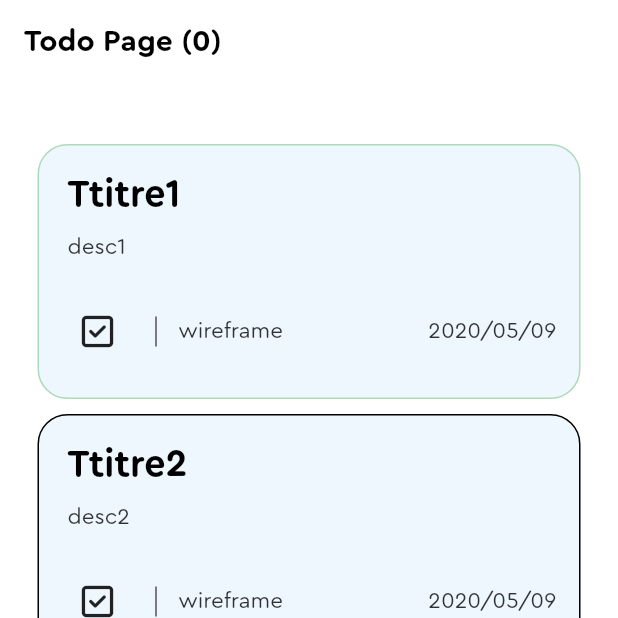
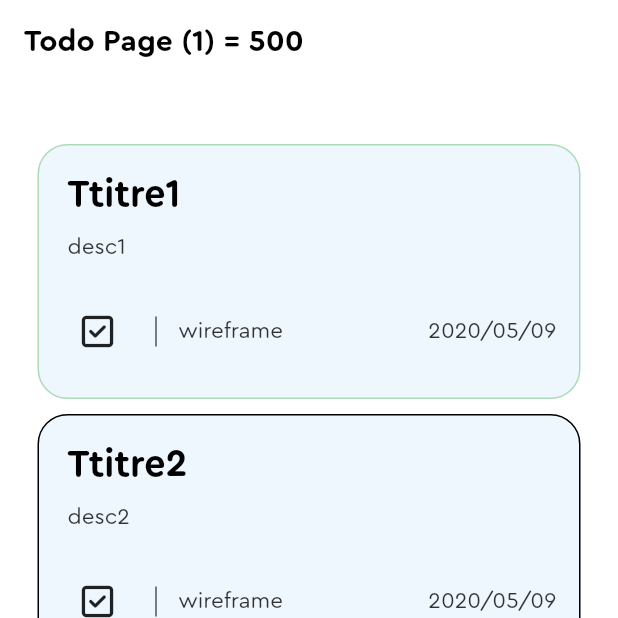
Before and after one commit to hverby/todoDesign, a Flutter app: the screen it shows after launch, after a tap on "Ttitre1", on a phone screen of 412 x 824 dp, the top half of it. Run offline on Flutter 3.47's test engine with Material 2 defaults, Android fonts, the phone set to English and light mode, and no system bars; our stand-ins replace font_awesome_flutter.

Commit message:
select multiple and count price

```diff
--- a/lib/screens/home/class/Note.dart
+++ b/lib/screens/home/class/Note.dart
@@ -1,8 +1,9 @@
 import 'package:flutter/material.dart';
 
 class Note{
-  Note({required this.title, required this.desc, required this.icon});
+  Note({required this.title, required this.desc, required this.icon, required this.price});
   final String title;
   final String desc;
   final IconData icon;
+  final double price;
 }
--- a/lib/screens/home/home_page.dart
+++ b/lib/screens/home/home_page.dart
@@ -10,10 +10,11 @@ class HomePage extends StatefulWidget{
 
 class _HomePageState extends State<HomePage> {
   //HomePage({required this.noteList});
-  final List<Note> note = [Note(title: "Ttitre1", desc: "desc1", icon: FontAwesomeIcons.squareCheck), Note(title: "Ttitre2", desc: "desc2", icon: FontAwesomeIcons.squareCheck), Note(title: "Ttitre3", desc: "desc3", icon: FontAwesomeIcons.squareCheck)];
+  final List<Note> note = [Note(title: "Ttitre1", desc: "desc1", icon: FontAwesomeIcons.squareCheck, price: 500),
+    Note(title: "Ttitre2", desc: "desc2", icon: FontAwesomeIcons.squareCheck, price: 700),
+    Note(title: "Ttitre3", desc: "desc3", icon: FontAwesomeIcons.squareCheck, price: 100)];
 
-  int _count = 0;
-  int _currentIndex = -1;
+  List<int> _noteList = [];
 
   @override
   Widget build(BuildContext context) {
@@ -22,7 +23,7 @@ class _HomePageState extends State<HomePage> {
       appBar: AppBar(
         backgroundColor: Colors.white,
         elevation: 0,
-        title: Text("Todo Page ($_count)", style: TextStyle(color: Colors.black, fontFamily: 'ceraBold'),),
+        title: Text("Todo Page (${_noteList.length}) = ${getPrice().toInt()}", style: TextStyle(color: Colors.black, fontFamily: 'ceraBold'),),
       ),
       body: Container(
         width: MediaQuery.of(context).size.width,
@@ -31,17 +32,28 @@ class _HomePageState extends State<HomePage> {
         child: ListView.builder(
           itemCount: this.note.length,
           itemBuilder: (context, i){
-            return NoteItem(title: this.note[i].title, desc: this.note[i].desc, icon: this.note[i].icon, index: i, f: assignIndex, isSelected: i == _currentIndex,);
+            return NoteItem(title: this.note[i].title, desc: this.note[i].desc, icon: this.note[i].icon, index: i, f: addNote, price: this.note[i].price,);
           },
         )
       ),
     );
   }
 
-  void assignIndex(int i){
+  void addNote(int i){
     setState(() {
-      _currentIndex = i;
+      if(_noteList.contains(i)){
+        _noteList.remove(i);
+      }else{
+        _noteList.add(i);
+      }
+      getPrice();
     });
-    print(_currentIndex);
+  }
+  double getPrice(){
+    double sum = 0;
+    for(var i in _noteList){
+      sum += note[i].price;
+    }
+    return sum;
   }
 }
--- a/lib/screens/home/widgets/note_item.dart
+++ b/lib/screens/home/widgets/note_item.dart
@@ -1,3 +1,4 @@
+import 'package:course/screens/home/class/Note.dart';
 import 'package:flutter/material.dart';
 import 'package:font_awesome_flutter/font_awesome_flutter.dart';
 
@@ -7,10 +8,10 @@ class NoteItem extends StatefulWidget {
   final String title;
   final String desc;
   final IconData icon;
+  final double price;
   final int index;
   final Function f;
-  final bool isSelected;
-  const NoteItem({Key? key, required this.title, required this.desc, required this.icon, required this.index, required this.f, required this.isSelected}) : super(key: key);
+  const NoteItem({Key? key, required this.title, required this.desc, required this.icon,  required this.price, required this.index, required this.f}) : super(key: key);
 
   @override
   State<NoteItem> createState() => _NoteItemState();
@@ -18,13 +19,18 @@ class NoteItem extends StatefulWidget {
 
 class _NoteItemState extends State<NoteItem> {
   bool _isSelected = false;
+  bool _isSelected1 = false;
 
 
   @override
   Widget build(BuildContext context) {
     return GestureDetector(
       onTap: (){
+        //widget.f(Note(title: widget.title, desc: widget.desc, price: widget.price, icon: widget.icon));
         widget.f(widget.index);
+        setState(() {
+          _isSelected1 = !_isSelected1;
+        });
       },
       onDoubleTap: (){
         Navigator.push(context, MaterialPageRoute(builder: (context) => DetailPage(title: widget.title, desc: widget.desc, icon: widget.icon)));
@@ -37,7 +43,7 @@ class _NoteItemState extends State<NoteItem> {
         //height: 200,
         decoration: BoxDecoration(
             color: Colors.blue.withOpacity(0.08),
-            border: Border.all(color: widget.isSelected ? Colors.green.withOpacity(0.4) : Colors.black, width: 1),
+            border: Border.all(color: _isSelected1 ? Colors.green.withOpacity(0.4) : Colors.black, width: 1),
             borderRadius: BorderRadius.all(Radius.circular(20))
         ),
         child: Column(
```
